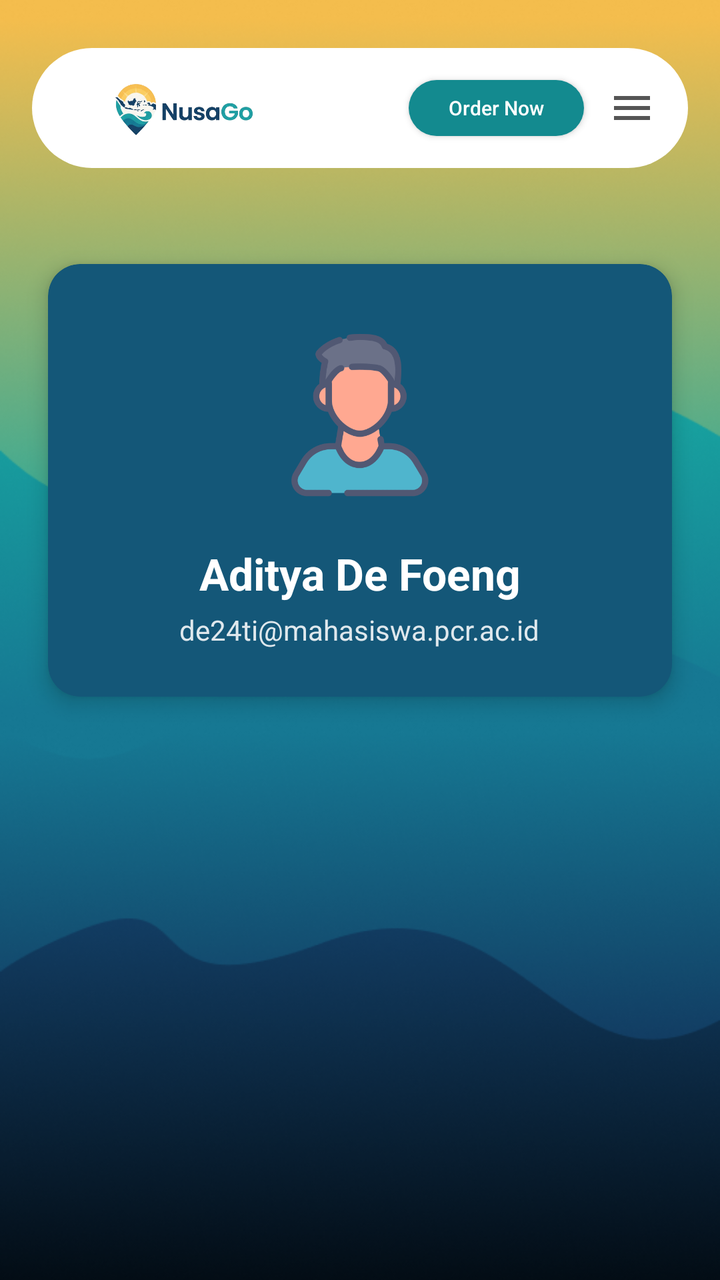
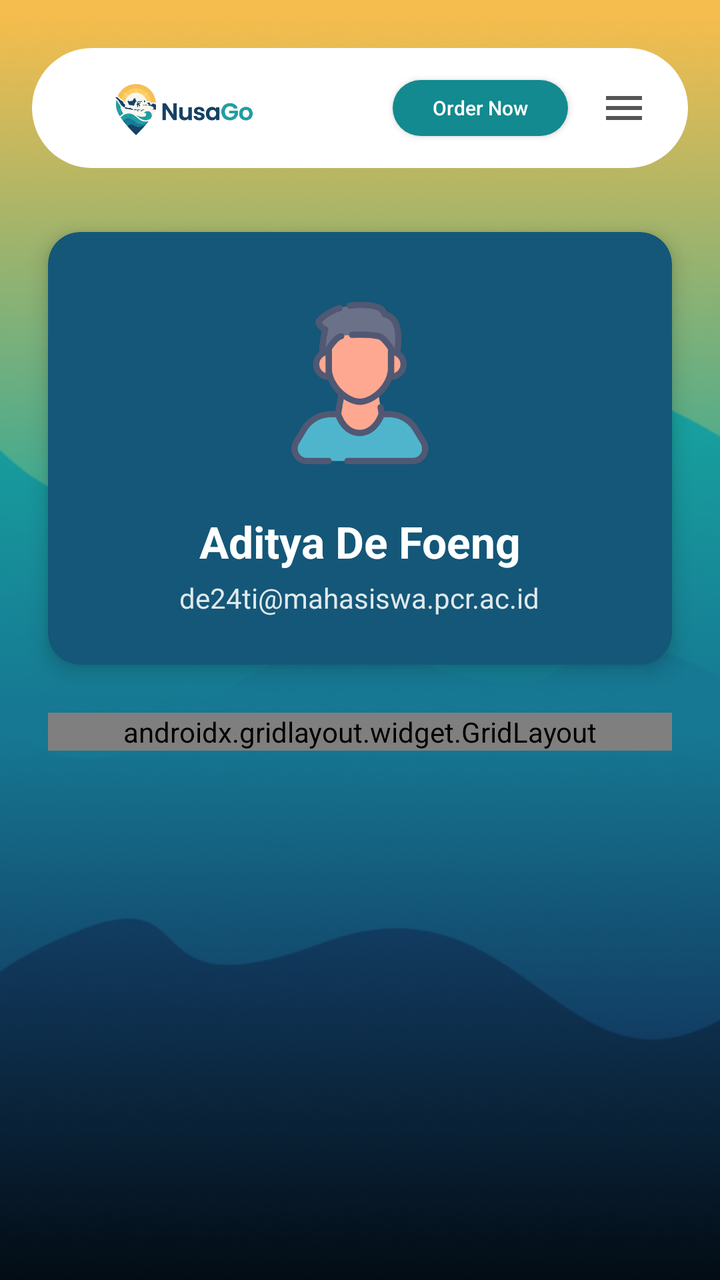

Two renders of the same Android screen: before a commit and after it. Below are the layout's source before the change and the commit's diff.
<!-- AndroidManifest.xml: application theme Theme.Projek_AdityaDeFoeng -->
<!-- res/layout/fragment_more.xml -->
<?xml version="1.0" encoding="utf-8"?>
<androidx.constraintlayout.widget.ConstraintLayout xmlns:android="http://schemas.android.com/apk/res/android"
    xmlns:app="http://schemas.android.com/apk/res-auto"
    xmlns:tools="http://schemas.android.com/tools"
    android:layout_width="match_parent"
    android:layout_height="match_parent"
    android:background="@drawable/wave"
    tools:context=".More.MoreFragment">

    <include
        android:id="@+id/topBar"
        layout="@layout/layout_top_bar"
        android:layout_width="0dp"
        android:layout_height="wrap_content"
        android:layout_marginStart="16dp"
        android:layout_marginTop="24dp"
        android:layout_marginEnd="16dp"
        app:layout_constraintEnd_toEndOf="parent"
        app:layout_constraintStart_toStartOf="parent"
        app:layout_constraintTop_toTopOf="parent" />


    <androidx.cardview.widget.CardView
        android:id="@+id/cardProfile"
        android:layout_width="0dp"
        android:layout_height="wrap_content"
        android:layout_marginStart="24dp"
        android:layout_marginEnd="24dp"
        android:layout_marginTop="48dp"
        app:cardCornerRadius="16dp"
        app:cardElevation="6dp"
        app:cardBackgroundColor="#145778"
        app:layout_constraintTop_toBottomOf="@id/topBar"
        app:layout_constraintStart_toStartOf="parent"
        app:layout_constraintEnd_toEndOf="parent">

        <LinearLayout
            android:layout_width="match_parent"
            android:layout_height="wrap_content"
            android:orientation="vertical"
            android:gravity="center"
            android:padding="24dp">

            <ImageView
                android:id="@+id/ivProfile"
                android:layout_width="100dp"
                android:layout_height="100dp"
                android:src="@drawable/profileavatar"
                android:scaleType="centerCrop"
                android:contentDescription="Foto profil" />

            <TextView
                android:id="@+id/tvProfileName"
                android:layout_width="wrap_content"
                android:layout_height="wrap_content"
                android:layout_marginTop="16dp"
                android:text="Aditya De Foeng"
                android:textColor="@color/white"
                android:textSize="22sp"
                android:textStyle="bold" />

            <TextView
                android:id="@+id/tvProfileEmail"
                android:layout_width="wrap_content"
                android:layout_height="wrap_content"
                android:layout_marginTop="4dp"
                android:text="de24ti@mahasiswa.pcr.ac.id"
                android:textColor="#DDFFFFFF"
                android:textSize="14sp" />

        </LinearLayout>

    </androidx.cardview.widget.CardView>


</androidx.constraintlayout.widget.ConstraintLayout>
<!-- res/layout/layout_top_bar.xml (included above) -->
<?xml version="1.0" encoding="utf-8"?>
<LinearLayout xmlns:android="http://schemas.android.com/apk/res/android"
    android:layout_width="match_parent"
    android:layout_height="wrap_content"
    android:background="@drawable/bg_top_bar"
    android:gravity="center_vertical"
    android:orientation="horizontal"
    android:paddingStart="16dp"
    android:paddingTop="10dp"
    android:paddingEnd="16dp"
    android:paddingBottom="10dp">

    <ImageView
        android:id="@+id/ivLogoSmall"
        android:layout_width="120dp"
        android:layout_height="40dp"
        android:clickable="true"
        android:focusable="true"
        android:contentDescription="NusaGo"
        android:scaleType="fitCenter"
        android:src="@drawable/logo" />

    <View
        android:layout_width="0dp"
        android:layout_height="0dp"
        android:layout_weight="1" />

    <androidx.appcompat.widget.AppCompatButton
        android:id="@+id/btnOrder"
        android:layout_width="wrap_content"
        android:layout_height="28dp"
        android:background="@drawable/bg_button_teal"
        android:clickable="true"
        android:focusable="true"
        android:minWidth="0dp"
        android:minHeight="0dp"
        android:paddingStart="20dp"
        android:paddingEnd="20dp"
        android:text="Order Now"
        android:textAllCaps="false"
        android:textColor="@color/white"
        android:textSize="10sp" />

    <ImageView
        android:id="@+id/ivMenu"
        android:layout_width="24dp"
        android:layout_height="24dp"
        android:layout_marginStart="12dp"
        android:clickable="true"
        android:focusable="true"
        android:contentDescription="Menu"
        android:src="@drawable/ic_menu" />
</LinearLayout>
<!-- resources referenced by this layout -->
<resources>
  <color name="white">#FFFFFFFF</color>
  <!-- drawable bg_button_teal (drawable) -->
  <?xml version="1.0" encoding="utf-8"?>
  <shape xmlns:android="http://schemas.android.com/apk/res/android">
      <solid android:color="@color/nusa_teal_dark" />
      <corners android:radius="20dp" />
  </shape>
  <!-- drawable bg_top_bar (drawable) -->
  <?xml version="1.0" encoding="utf-8"?>
  <shape xmlns:android="http://schemas.android.com/apk/res/android">
      <solid android:color="@color/white" />
      <corners android:radius="30dp" />
  </shape>
  <!-- drawable ic_menu (drawable) -->
  <?xml version="1.0" encoding="utf-8"?>
  <vector xmlns:android="http://schemas.android.com/apk/res/android"
      android:width="24dp"
      android:height="24dp"
      android:viewportWidth="24"
      android:viewportHeight="24"
      android:tint="#555555">
      <path
          android:fillColor="@android:color/white"
          android:pathData="M3,18h18v-2H3v2zM3,13h18v-2H3v2zM3,6v2h18V6H3z" />
  </vector>
  <!-- drawable logo: png bitmap (drawable, 111236 bytes) -->
  <!-- drawable profileavatar: png bitmap (drawable, 23554 bytes) -->
  <!-- drawable wave: png bitmap (drawable, 196160 bytes) -->
  <style name="Theme.Projek_AdityaDeFoeng" parent="Theme.MaterialComponents.Light.NoActionBar" />
  <color name="nusa_teal_dark">#138A8F</color>
</resources>

<!-- the commit's change to res/layout/fragment_more.xml (unified diff, before → after) -->
@@ -19,35 +19,34 @@
         app:layout_constraintStart_toStartOf="parent"
         app:layout_constraintTop_toTopOf="parent" />
 
-
     <androidx.cardview.widget.CardView
         android:id="@+id/cardProfile"
         android:layout_width="0dp"
         android:layout_height="wrap_content"
         android:layout_marginStart="24dp"
+        android:layout_marginTop="32dp"
         android:layout_marginEnd="24dp"
-        android:layout_marginTop="48dp"
+        app:cardBackgroundColor="#145778"
         app:cardCornerRadius="16dp"
         app:cardElevation="6dp"
-        app:cardBackgroundColor="#145778"
-        app:layout_constraintTop_toBottomOf="@id/topBar"
+        app:layout_constraintEnd_toEndOf="parent"
         app:layout_constraintStart_toStartOf="parent"
-        app:layout_constraintEnd_toEndOf="parent">
+        app:layout_constraintTop_toBottomOf="@id/topBar">
 
         <LinearLayout
             android:layout_width="match_parent"
             android:layout_height="wrap_content"
+            android:gravity="center"
             android:orientation="vertical"
-            android:gravity="center"
             android:padding="24dp">
 
             <ImageView
                 android:id="@+id/ivProfile"
                 android:layout_width="100dp"
                 android:layout_height="100dp"
-                android:src="@drawable/profileavatar"
+                android:contentDescription="Foto profil"
                 android:scaleType="centerCrop"
-                android:contentDescription="Foto profil" />
+                android:src="@drawable/profileavatar" />
 
             <TextView
                 android:id="@+id/tvProfileName"
@@ -72,6 +71,52 @@
 
     </androidx.cardview.widget.CardView>
 
+    <androidx.gridlayout.widget.GridLayout
+        android:id="@+id/gridMenu"
+        android:layout_width="0dp"
+        android:layout_height="wrap_content"
+        android:layout_marginStart="24dp"
+        android:layout_marginTop="24dp"
+        android:layout_marginEnd="24dp"
+        app:columnCount="2"
+        app:useDefaultMargins="true"
+        app:layout_constraintEnd_toEndOf="parent"
+        app:layout_constraintStart_toStartOf="parent"
+        app:layout_constraintTop_toBottomOf="@+id/cardProfile">
+
+        <com.google.android.material.button.MaterialButton
+            android:id="@+id/btnMenuHome"
+            android:text="Home"
+            android:textColor="@color/white"
+            app:backgroundTint="@color/nusa_teal"
+            app:layout_columnWeight="1"
+            app:layout_gravity="fill_horizontal" />
+
+        <com.google.android.material.button.MaterialButton
+            android:id="@+id/btnMenuExplore"
+            android:text="Explore"
+            android:textColor="@color/white"
+            app:backgroundTint="@color/nusa_teal"
+            app:layout_columnWeight="1"
+            app:layout_gravity="fill_horizontal" />
+
+        <com.google.android.material.button.MaterialButton
+            android:id="@+id/btnMenuMore"
+            android:text="More"
+            android:textColor="@color/white"
+            app:backgroundTint="@color/nusa_teal"
+            app:layout_columnWeight="1"
+            app:layout_gravity="fill_horizontal" />
+
+        <com.google.android.material.button.MaterialButton
+            android:id="@+id/btnMenuOrder"
+            android:text="Order Now"
+            android:textColor="@color/white"
+            app:backgroundTint="@color/nusa_teal"
+            app:layout_columnWeight="1"
+            app:layout_gravity="fill_horizontal" />
+
+    </androidx.gridlayout.widget.GridLayout>
 
 </androidx.constraintlayout.widget.ConstraintLayout>
 <!-- res/layout/layout_top_bar.xml (included above) -->
@@ -91,6 +136,7 @@
         android:id="@+id/ivLogoSmall"
         android:layout_width="120dp"
         android:layout_height="40dp"
+        android:background="?attr/selectableItemBackgroundBorderless"
         android:clickable="true"
         android:focusable="true"
         android:contentDescription="NusaGo"
@@ -120,9 +166,11 @@
 
     <ImageView
         android:id="@+id/ivMenu"
-        android:layout_width="24dp"
-        android:layout_height="24dp"
+        android:layout_width="32dp"
+        android:layout_height="32dp"
         android:layout_marginStart="12dp"
+        android:padding="4dp"
+        android:background="?attr/selectableItemBackgroundBorderless"
         android:clickable="true"
         android:focusable="true"
         android:contentDescription="Menu"
<!-- resource entries referenced after the edit -->
@@ -1,5 +1,6 @@
 <!-- resources referenced by this layout -->
 <resources>
+  <color name="nusa_teal">#1A9A9A</color>
   <color name="white">#FFFFFFFF</color>
   <!-- drawable bg_button_teal (drawable) -->
   <?xml version="1.0" encoding="utf-8"?>
